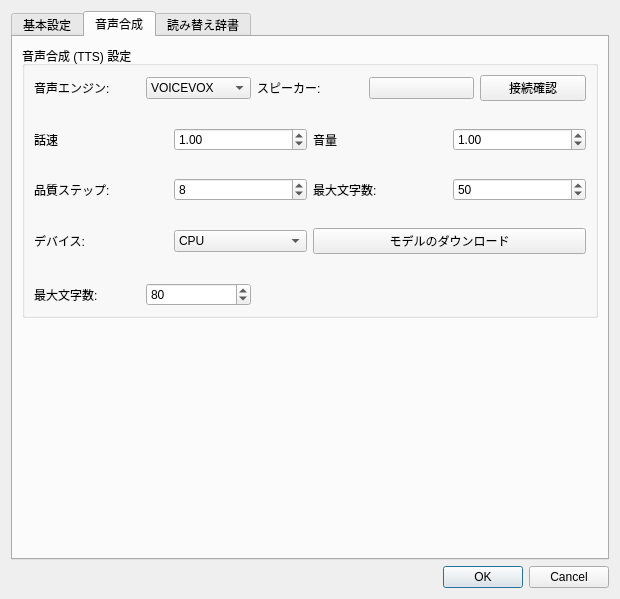
This is ui/settings_dialog.ui in Ikumyon/LiveVoiceBridge as Qt 5 draws it before an edit. The edited form follows.
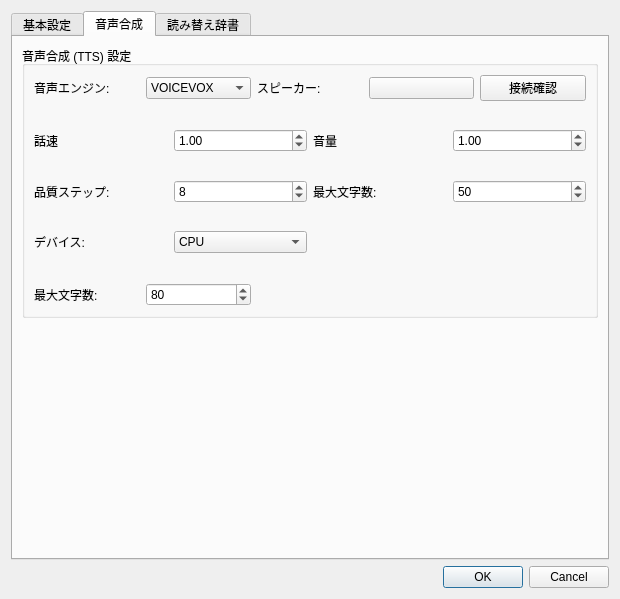
This is the edited form. The open tabs and pages were chosen to show the change.

```diff
--- a/ui/settings_dialog.ui
+++ b/ui/settings_dialog.ui
@@ -1195,13 +1195,6 @@
                 </item>
                </widget>
               </item>
-              <item row="2" column="2" colspan="2">
-               <widget class="QPushButton" name="supertonicDownloadButton">
-                <property name="text">
-                 <string>モデルのダウンロード</string>
-                </property>
-               </widget>
-              </item>
               <item row="1" column="2">
                <widget class="QLabel" name="supertonicMaxLengthLabel">
                 <property name="text">
```
